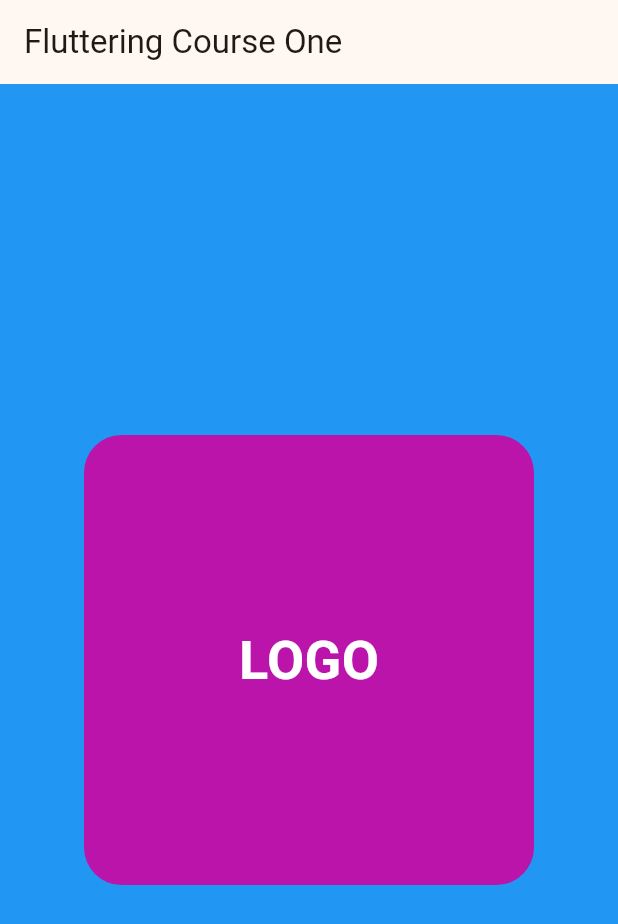
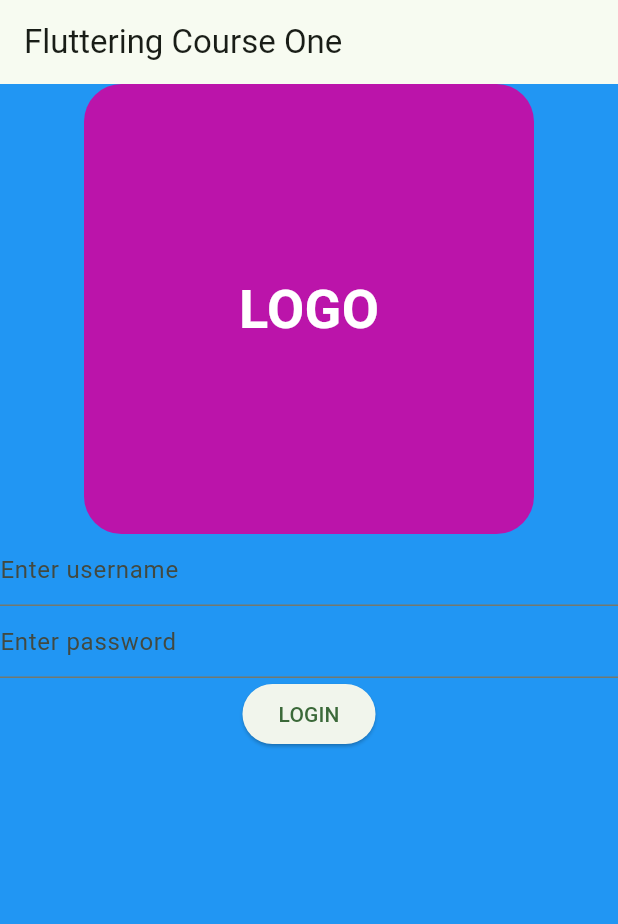
Before and after one commit to NAYRA92/fluttering_class_one, a Flutter app: the screen it shows after launch, on a phone screen of 412 x 824 dp. Shown: the top 924 px of the screen. Run offline on Flutter 3.47's test engine with Material 3 defaults, Android fonts, the phone set to English and light mode, and no system bars.

Commit message:
modified:   lib/homepage.dart 	modified:   lib/main.dart

```diff
--- a/lib/homepage.dart
+++ b/lib/homepage.dart
@@ -18,7 +18,9 @@ class _HomePageState extends State<HomePage> {
       ),
       backgroundColor: Colors.blue,
       body: Center(
-        child: Container(
+        child: Column(
+          children: [
+            Container(
               child: Center(
                 child: Text(
                   "LOGO",
@@ -36,6 +38,27 @@ class _HomePageState extends State<HomePage> {
                 borderRadius: BorderRadius.circular(25) //rounded border radius,
               ),
             ),
+
+            TextFormField(
+              decoration: InputDecoration(
+                hintText: "Enter username"
+              ),
+
+            ),
+
+
+            TextFormField(
+              obscureText: true,
+              decoration: InputDecoration(
+                hintText: "Enter password"
+              ),
+            ),
+
+            ElevatedButton(
+              onPressed: (){},
+              child: Text("LOGIN"))
+          ],
+        ),
       ),
     );
   }
--- a/lib/main.dart
+++ b/lib/main.dart
@@ -13,7 +13,7 @@ class MyApp extends StatelessWidget {
     return MaterialApp(
       title: 'Fluttering',
       theme: ThemeData(
-        colorScheme: ColorScheme.fromSeed(seedColor: Colors.amber),
+        colorScheme: ColorScheme.fromSeed(seedColor: Colors.green),
         useMaterial3: true,
       ),
       home: HomePage()
```
Lines whose indentation alone changed are shown as unchanged.
